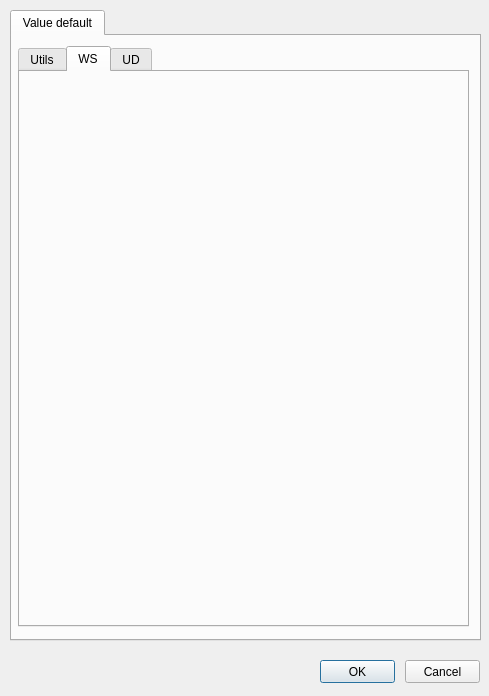
Old version of the form ui/config_edit.ui in the repository Giswater/giswater_qgis_plugin.
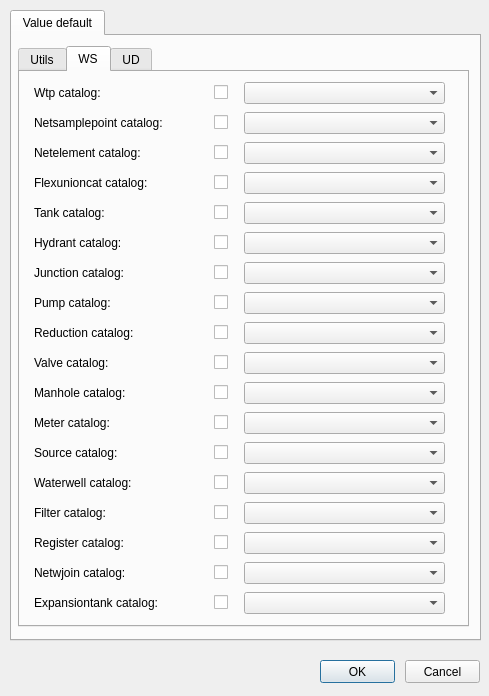
New version of the form. The open tabs and pages were chosen to show the change.

Commit message: enhance config_edit form adding a new tab 'ws' and code parametrize

Patch:
```diff
--- a/ui/config_edit.ui
+++ b/ui/config_edit.ui
@@ -1016,6 +1016,1074 @@
       <attribute name="title">
        <string>WS</string>
       </attribute>
+      <widget class="QComboBox" name="netelementcat_vdefault">
+       <property name="geometry">
+        <rect>
+         <x>224</x>
+         <y>70</y>
+         <width>201</width>
+         <height>22</height>
+        </rect>
+       </property>
+      </widget>
+      <widget class="QCheckBox" name="chk_netelementcat_vdefault">
+       <property name="geometry">
+        <rect>
+         <x>194</x>
+         <y>70</y>
+         <width>20</width>
+         <height>21</height>
+        </rect>
+       </property>
+       <property name="text">
+        <string/>
+       </property>
+      </widget>
+      <widget class="QLabel" name="label_netelementcat">
+       <property name="geometry">
+        <rect>
+         <x>14</x>
+         <y>70</y>
+         <width>141</width>
+         <height>22</height>
+        </rect>
+       </property>
+       <property name="font">
+        <font>
+         <pointsize>9</pointsize>
+        </font>
+       </property>
+       <property name="frameShape">
+        <enum>QFrame::NoFrame</enum>
+       </property>
+       <property name="frameShadow">
+        <enum>QFrame::Plain</enum>
+       </property>
+       <property name="text">
+        <string>Netelement catalog:</string>
+       </property>
+       <property name="textFormat">
+        <enum>Qt::AutoText</enum>
+       </property>
+       <property name="scaledContents">
+        <bool>false</bool>
+       </property>
+       <property name="alignment">
+        <set>Qt::AlignLeading|Qt::AlignLeft|Qt::AlignVCenter</set>
+       </property>
+       <property name="margin">
+        <number>3</number>
+       </property>
+      </widget>
+      <widget class="QLabel" name="label_tankcat">
+       <property name="geometry">
+        <rect>
+         <x>14</x>
+         <y>130</y>
+         <width>141</width>
+         <height>22</height>
+        </rect>
+       </property>
+       <property name="font">
+        <font>
+         <pointsize>9</pointsize>
+        </font>
+       </property>
+       <property name="frameShape">
+        <enum>QFrame::NoFrame</enum>
+       </property>
+       <property name="frameShadow">
+        <enum>QFrame::Plain</enum>
+       </property>
+       <property name="text">
+        <string>Tank catalog:</string>
+       </property>
+       <property name="textFormat">
+        <enum>Qt::AutoText</enum>
+       </property>
+       <property name="scaledContents">
+        <bool>false</bool>
+       </property>
+       <property name="alignment">
+        <set>Qt::AlignLeading|Qt::AlignLeft|Qt::AlignVCenter</set>
+       </property>
+       <property name="margin">
+        <number>3</number>
+       </property>
+      </widget>
+      <widget class="QCheckBox" name="chk_tankcat_vdefault">
+       <property name="geometry">
+        <rect>
+         <x>194</x>
+         <y>130</y>
+         <width>20</width>
+         <height>21</height>
+        </rect>
+       </property>
+       <property name="text">
+        <string/>
+       </property>
+      </widget>
+      <widget class="QComboBox" name="tankcat_vdefault">
+       <property name="geometry">
+        <rect>
+         <x>224</x>
+         <y>130</y>
+         <width>201</width>
+         <height>22</height>
+        </rect>
+       </property>
+      </widget>
+      <widget class="QLabel" name="label_hydrantcat">
+       <property name="geometry">
+        <rect>
+         <x>14</x>
+         <y>160</y>
+         <width>141</width>
+         <height>22</height>
+        </rect>
+       </property>
+       <property name="font">
+        <font>
+         <pointsize>9</pointsize>
+        </font>
+       </property>
+       <property name="frameShape">
+        <enum>QFrame::NoFrame</enum>
+       </property>
+       <property name="frameShadow">
+        <enum>QFrame::Plain</enum>
+       </property>
+       <property name="text">
+        <string>Hydrant catalog:</string>
+       </property>
+       <property name="textFormat">
+        <enum>Qt::AutoText</enum>
+       </property>
+       <property name="scaledContents">
+        <bool>false</bool>
+       </property>
+       <property name="alignment">
+        <set>Qt::AlignLeading|Qt::AlignLeft|Qt::AlignVCenter</set>
+       </property>
+       <property name="margin">
+        <number>3</number>
+       </property>
+      </widget>
+      <widget class="QCheckBox" name="chk_hydrantcat_vdefault">
+       <property name="geometry">
+        <rect>
+         <x>194</x>
+         <y>160</y>
+         <width>20</width>
+         <height>21</height>
+        </rect>
+       </property>
+       <property name="text">
+        <string/>
+       </property>
+      </widget>
+      <widget class="QComboBox" name="hydrantcat_vdefault">
+       <property name="geometry">
+        <rect>
+         <x>224</x>
+         <y>160</y>
+         <width>201</width>
+         <height>22</height>
+        </rect>
+       </property>
+      </widget>
+      <widget class="QLabel" name="label_junctioncat">
+       <property name="geometry">
+        <rect>
+         <x>14</x>
+         <y>190</y>
+         <width>141</width>
+         <height>22</height>
+        </rect>
+       </property>
+       <property name="font">
+        <font>
+         <pointsize>9</pointsize>
+        </font>
+       </property>
+       <property name="frameShape">
+        <enum>QFrame::NoFrame</enum>
+       </property>
+       <property name="frameShadow">
+        <enum>QFrame::Plain</enum>
+       </property>
+       <property name="text">
+        <string>Junction catalog:</string>
+       </property>
+       <property name="textFormat">
+        <enum>Qt::AutoText</enum>
+       </property>
+       <property name="scaledContents">
+        <bool>false</bool>
+       </property>
+       <property name="alignment">
+        <set>Qt::AlignLeading|Qt::AlignLeft|Qt::AlignVCenter</set>
+       </property>
+       <property name="margin">
+        <number>3</number>
+       </property>
+      </widget>
+      <widget class="QCheckBox" name="chk_junctioncat_vdefault">
+       <property name="geometry">
+        <rect>
+         <x>194</x>
+         <y>190</y>
+         <width>20</width>
+         <height>21</height>
+        </rect>
+       </property>
+       <property name="text">
+        <string/>
+       </property>
+      </widget>
+      <widget class="QComboBox" name="junctioncat_vdefault">
+       <property name="geometry">
+        <rect>
+         <x>224</x>
+         <y>190</y>
+         <width>201</width>
+         <height>22</height>
+        </rect>
+       </property>
+      </widget>
+      <widget class="QLabel" name="label_pumpcat">
+       <property name="geometry">
+        <rect>
+         <x>14</x>
+         <y>220</y>
+         <width>141</width>
+         <height>22</height>
+        </rect>
+       </property>
+       <property name="font">
+        <font>
+         <pointsize>9</pointsize>
+        </font>
+       </property>
+       <property name="frameShape">
+        <enum>QFrame::NoFrame</enum>
+       </property>
+       <property name="frameShadow">
+        <enum>QFrame::Plain</enum>
+       </property>
+       <property name="text">
+        <string>Pump catalog:</string>
+       </property>
+       <property name="textFormat">
+        <enum>Qt::AutoText</enum>
+       </property>
+       <property name="scaledContents">
+        <bool>false</bool>
+       </property>
+       <property name="alignment">
+        <set>Qt::AlignLeading|Qt::AlignLeft|Qt::AlignVCenter</set>
+       </property>
+       <property name="margin">
+        <number>3</number>
+       </property>
+      </widget>
+      <widget class="QCheckBox" name="chk_pumpcat_vdefault">
+       <property name="geometry">
+        <rect>
+         <x>194</x>
+         <y>220</y>
+         <width>20</width>
+         <height>21</height>
+        </rect>
+       </property>
+       <property name="text">
+        <string/>
+       </property>
+      </widget>
+      <widget class="QComboBox" name="pumpcat_vdefault">
+       <property name="geometry">
+        <rect>
+         <x>224</x>
+         <y>220</y>
+         <width>201</width>
+         <height>22</height>
+        </rect>
+       </property>
+      </widget>
+      <widget class="QLabel" name="label_reductioncat">
+       <property name="geometry">
+        <rect>
+         <x>14</x>
+         <y>250</y>
+         <width>141</width>
+         <height>22</height>
+        </rect>
+       </property>
+       <property name="font">
+        <font>
+         <pointsize>9</pointsize>
+        </font>
+       </property>
+       <property name="frameShape">
+        <enum>QFrame::NoFrame</enum>
+       </property>
+       <property name="frameShadow">
+        <enum>QFrame::Plain</enum>
+       </property>
+       <property name="text">
+        <string>Reduction catalog:</string>
+       </property>
+       <property name="textFormat">
+        <enum>Qt::AutoText</enum>
+       </property>
+       <property name="scaledContents">
+        <bool>false</bool>
+       </property>
+       <property name="alignment">
+        <set>Qt::AlignLeading|Qt::AlignLeft|Qt::AlignVCenter</set>
+       </property>
+       <property name="margin">
+        <number>3</number>
+       </property>
+      </widget>
+      <widget class="QCheckBox" name="chk_reductioncat_vdefault">
+       <property name="geometry">
+        <rect>
+         <x>194</x>
+         <y>250</y>
+         <width>20</width>
+         <height>21</height>
+        </rect>
+       </property>
+       <property name="text">
+        <string/>
+       </property>
+      </widget>
+      <widget class="QComboBox" name="reductioncat_vdefault">
+       <property name="geometry">
+        <rect>
+         <x>224</x>
+         <y>250</y>
+         <width>201</width>
+         <height>22</height>
+        </rect>
+       </property>
+      </widget>
+      <widget class="QLabel" name="label_valvecat">
+       <property name="geometry">
+        <rect>
+         <x>14</x>
+         <y>280</y>
+         <width>141</width>
+         <height>22</height>
+        </rect>
+       </property>
+       <property name="font">
+        <font>
+         <pointsize>9</pointsize>
+        </font>
+       </property>
+       <property name="frameShape">
+        <enum>QFrame::NoFrame</enum>
+       </property>
+       <property name="frameShadow">
+        <enum>QFrame::Plain</enum>
+       </property>
+       <property name="text">
+        <string>Valve catalog:</string>
+       </property>
+       <property name="textFormat">
+        <enum>Qt::AutoText</enum>
+       </property>
+       <property name="scaledContents">
+        <bool>false</bool>
+       </property>
+       <property name="alignment">
+        <set>Qt::AlignLeading|Qt::AlignLeft|Qt::AlignVCenter</set>
+       </property>
+       <property name="margin">
+        <number>3</number>
+       </property>
+      </widget>
+      <widget class="QCheckBox" name="chk_valvecat_vdefault">
+       <property name="geometry">
+        <rect>
+         <x>194</x>
+         <y>280</y>
+         <width>20</width>
+         <height>21</height>
+        </rect>
+       </property>
+       <property name="text">
+        <string/>
+       </property>
+      </widget>
+      <widget class="QComboBox" name="valvecat_vdefault">
+       <property name="geometry">
+        <rect>
+         <x>224</x>
+         <y>280</y>
+         <width>201</width>
+         <height>22</height>
+        </rect>
+       </property>
+      </widget>
+      <widget class="QLabel" name="label_manholecat">
+       <property name="geometry">
+        <rect>
+         <x>14</x>
+         <y>310</y>
+         <width>141</width>
+         <height>22</height>
+        </rect>
+       </property>
+       <property name="font">
+        <font>
+         <pointsize>9</pointsize>
+        </font>
+       </property>
+       <property name="frameShape">
+        <enum>QFrame::NoFrame</enum>
+       </property>
+       <property name="frameShadow">
+        <enum>QFrame::Plain</enum>
+       </property>
+       <property name="text">
+        <string>Manhole catalog:</string>
+       </property>
+       <property name="textFormat">
+        <enum>Qt::AutoText</enum>
+       </property>
+       <property name="scaledContents">
+        <bool>false</bool>
+       </property>
+       <property name="alignment">
+        <set>Qt::AlignLeading|Qt::AlignLeft|Qt::AlignVCenter</set>
+       </property>
+       <property name="margin">
+        <number>3</number>
+       </property>
+      </widget>
+      <widget class="QCheckBox" name="chk_manholecat_vdefault">
+       <property name="geometry">
+        <rect>
+         <x>194</x>
+         <y>310</y>
+         <width>20</width>
+         <height>21</height>
+        </rect>
+       </property>
+       <property name="text">
+        <string/>
+       </property>
+      </widget>
+      <widget class="QComboBox" name="manholecat_vdefault">
+       <property name="geometry">
+        <rect>
+         <x>224</x>
+         <y>310</y>
+         <width>201</width>
+         <height>22</height>
+        </rect>
+       </property>
+      </widget>
+      <widget class="QLabel" name="label_sourcecat">
+       <property name="geometry">
+        <rect>
+         <x>14</x>
+         <y>370</y>
+         <width>141</width>
+         <height>22</height>
+        </rect>
+       </property>
+       <property name="font">
+        <font>
+         <pointsize>9</pointsize>
+        </font>
+       </property>
+       <property name="frameShape">
+        <enum>QFrame::NoFrame</enum>
+       </property>
+       <property name="frameShadow">
+        <enum>QFrame::Plain</enum>
+       </property>
+       <property name="text">
+        <string>Source catalog:</string>
+       </property>
+       <property name="textFormat">
+        <enum>Qt::AutoText</enum>
+       </property>
+       <property name="scaledContents">
+        <bool>false</bool>
+       </property>
+       <property name="alignment">
+        <set>Qt::AlignLeading|Qt::AlignLeft|Qt::AlignVCenter</set>
+       </property>
+       <property name="margin">
+        <number>3</number>
+       </property>
+      </widget>
+      <widget class="QCheckBox" name="chk_sourcecat_vdefault">
+       <property name="geometry">
+        <rect>
+         <x>194</x>
+         <y>370</y>
+         <width>20</width>
+         <height>21</height>
+        </rect>
+       </property>
+       <property name="text">
+        <string/>
+       </property>
+      </widget>
+      <widget class="QComboBox" name="sourcecat_vdefault">
+       <property name="geometry">
+        <rect>
+         <x>224</x>
+         <y>370</y>
+         <width>201</width>
+         <height>22</height>
+        </rect>
+       </property>
+      </widget>
+      <widget class="QLabel" name="label_waterwellcat">
+       <property name="geometry">
+        <rect>
+         <x>14</x>
+         <y>400</y>
+         <width>141</width>
+         <height>22</height>
+        </rect>
+       </property>
+       <property name="font">
+        <font>
+         <pointsize>9</pointsize>
+        </font>
+       </property>
+       <property name="frameShape">
+        <enum>QFrame::NoFrame</enum>
+       </property>
+       <property name="frameShadow">
+        <enum>QFrame::Plain</enum>
+       </property>
+       <property name="text">
+        <string>Waterwell catalog:</string>
+       </property>
+       <property name="textFormat">
+        <enum>Qt::AutoText</enum>
+       </property>
+       <property name="scaledContents">
+        <bool>false</bool>
+       </property>
+       <property name="alignment">
+        <set>Qt::AlignLeading|Qt::AlignLeft|Qt::AlignVCenter</set>
+       </property>
+       <property name="margin">
+        <number>3</number>
+       </property>
+      </widget>
+      <widget class="QCheckBox" name="chk_waterwellcat_vdefault">
+       <property name="geometry">
+        <rect>
+         <x>194</x>
+         <y>400</y>
+         <width>20</width>
+         <height>21</height>
+        </rect>
+       </property>
+       <property name="text">
+        <string/>
+       </property>
+      </widget>
+      <widget class="QComboBox" name="waterwellcat_vdefault">
+       <property name="geometry">
+        <rect>
+         <x>224</x>
+         <y>400</y>
+         <width>201</width>
+         <height>22</height>
+        </rect>
+       </property>
+      </widget>
+      <widget class="QLabel" name="label_filtercat">
+       <property name="geometry">
+        <rect>
+         <x>14</x>
+         <y>430</y>
+         <width>141</width>
+         <height>22</height>
+        </rect>
+       </property>
+       <property name="font">
+        <font>
+         <pointsize>9</pointsize>
+        </font>
+       </property>
+       <property name="frameShape">
+        <enum>QFrame::NoFrame</enum>
+       </property>
+       <property name="frameShadow">
+        <enum>QFrame::Plain</enum>
+       </property>
+       <property name="text">
+        <string>Filter catalog:</string>
+       </property>
+       <property name="textFormat">
+        <enum>Qt::AutoText</enum>
+       </property>
+       <property name="scaledContents">
+        <bool>false</bool>
+       </property>
+       <property name="alignment">
+        <set>Qt::AlignLeading|Qt::AlignLeft|Qt::AlignVCenter</set>
+       </property>
+       <property name="margin">
+        <number>3</number>
+       </property>
+      </widget>
+      <widget class="QCheckBox" name="chk_filtercat_vdefault_2">
+       <property name="geometry">
+        <rect>
+         <x>194</x>
+         <y>430</y>
+         <width>20</width>
+         <height>21</height>
+        </rect>
+       </property>
+       <property name="text">
+        <string/>
+       </property>
+      </widget>
+      <widget class="QLabel" name="label_registercat">
+       <property name="geometry">
+        <rect>
+         <x>14</x>
+         <y>460</y>
+         <width>141</width>
+         <height>22</height>
+        </rect>
+       </property>
+       <property name="font">
+        <font>
+         <pointsize>9</pointsize>
+        </font>
+       </property>
+       <property name="frameShape">
+        <enum>QFrame::NoFrame</enum>
+       </property>
+       <property name="frameShadow">
+        <enum>QFrame::Plain</enum>
+       </property>
+       <property name="text">
+        <string>Register catalog:</string>
+       </property>
+       <property name="textFormat">
+        <enum>Qt::AutoText</enum>
+       </property>
+       <property name="scaledContents">
+        <bool>false</bool>
+       </property>
+       <property name="alignment">
+        <set>Qt::AlignLeading|Qt::AlignLeft|Qt::AlignVCenter</set>
+       </property>
+       <property name="margin">
+        <number>3</number>
+       </property>
+      </widget>
+      <widget class="QCheckBox" name="chk_registercat_vdefault">
+       <property name="geometry">
+        <rect>
+         <x>194</x>
+         <y>460</y>
+         <width>20</width>
+         <height>21</height>
+        </rect>
+       </property>
+       <property name="text">
+        <string/>
+       </property>
+      </widget>
+      <widget class="QComboBox" name="registercat_vdefault">
+       <property name="geometry">
+        <rect>
+         <x>224</x>
+         <y>460</y>
+         <width>201</width>
+         <height>22</height>
+        </rect>
+       </property>
+      </widget>
+      <widget class="QLabel" name="label_netwjoincat">
+       <property name="geometry">
+        <rect>
+         <x>14</x>
+         <y>490</y>
+         <width>141</width>
+         <height>22</height>
+        </rect>
+       </property>
+       <property name="font">
+        <font>
+         <pointsize>9</pointsize>
+        </font>
+       </property>
+       <property name="frameShape">
+        <enum>QFrame::NoFrame</enum>
+       </property>
+       <property name="frameShadow">
+        <enum>QFrame::Plain</enum>
+       </property>
+       <property name="text">
+        <string>Netwjoin catalog:</string>
+       </property>
+       <property name="textFormat">
+        <enum>Qt::AutoText</enum>
+       </property>
+       <property name="scaledContents">
+        <bool>false</bool>
+       </property>
+       <property name="alignment">
+        <set>Qt::AlignLeading|Qt::AlignLeft|Qt::AlignVCenter</set>
+       </property>
+       <property name="margin">
+        <number>3</number>
+       </property>
+      </widget>
+      <widget class="QCheckBox" name="chk_netwjoincat_vdefault">
+       <property name="geometry">
+        <rect>
+         <x>194</x>
+         <y>490</y>
+         <width>20</width>
+         <height>21</height>
+        </rect>
+       </property>
+       <property name="text">
+        <string/>
+       </property>
+      </widget>
+      <widget class="QComboBox" name="netwjoincat_vdefault">
+       <property name="geometry">
+        <rect>
+         <x>224</x>
+         <y>490</y>
+         <width>201</width>
+         <height>22</height>
+        </rect>
+       </property>
+      </widget>
+      <widget class="QLabel" name="label_expansiontankcat">
+       <property name="geometry">
+        <rect>
+         <x>14</x>
+         <y>520</y>
+         <width>141</width>
+         <height>22</height>
+        </rect>
+       </property>
+       <property name="font">
+        <font>
+         <pointsize>9</pointsize>
+        </font>
+       </property>
+       <property name="frameShape">
+        <enum>QFrame::NoFrame</enum>
+       </property>
+       <property name="frameShadow">
+        <enum>QFrame::Plain</enum>
+       </property>
+       <property name="text">
+        <string>Expansiontank catalog:</string>
+       </property>
+       <property name="textFormat">
+        <enum>Qt::AutoText</enum>
+       </property>
+       <property name="scaledContents">
+        <bool>false</bool>
+       </property>
+       <property name="alignment">
+        <set>Qt::AlignLeading|Qt::AlignLeft|Qt::AlignVCenter</set>
+       </property>
+       <property name="margin">
+        <number>3</number>
+       </property>
+      </widget>
+      <widget class="QCheckBox" name="chk_expansiontankcat_vdefault">
+       <property name="geometry">
+        <rect>
+         <x>194</x>
+         <y>520</y>
+         <width>20</width>
+         <height>21</height>
+        </rect>
+       </property>
+       <property name="text">
+        <string/>
+       </property>
+      </widget>
+      <widget class="QComboBox" name="expansiontankcat_vdefault">
+       <property name="geometry">
+        <rect>
+         <x>224</x>
+         <y>520</y>
+         <width>201</width>
+         <height>22</height>
+        </rect>
+       </property>
+      </widget>
+      <widget class="QCheckBox" name="chk_metercat_vdefault">
+       <property name="geometry">
+        <rect>
+         <x>194</x>
+         <y>340</y>
+         <width>20</width>
+         <height>21</height>
+        </rect>
+       </property>
+       <property name="text">
+        <string/>
+       </property>
+      </widget>
+      <widget class="QComboBox" name="metercat_vdefault">
+       <property name="geometry">
+        <rect>
+         <x>224</x>
+         <y>340</y>
+         <width>201</width>
+         <height>22</height>
+        </rect>
+       </property>
+      </widget>
+      <widget class="QLabel" name="label_metercat">
+       <property name="geometry">
+        <rect>
+         <x>14</x>
+         <y>340</y>
+         <width>141</width>
+         <height>22</height>
+        </rect>
+       </property>
+       <property name="font">
+        <font>
+         <pointsize>9</pointsize>
+        </font>
+       </property>
+       <property name="frameShape">
+        <enum>QFrame::NoFrame</enum>
+       </property>
+       <property name="frameShadow">
+        <enum>QFrame::Plain</enum>
+       </property>
+       <property name="text">
+        <string>Meter catalog:</string>
+       </property>
+       <property name="textFormat">
+        <enum>Qt::AutoText</enum>
+       </property>
+       <property name="scaledContents">
+        <bool>false</bool>
+       </property>
+       <property name="alignment">
+        <set>Qt::AlignLeading|Qt::AlignLeft|Qt::AlignVCenter</set>
+       </property>
+       <property name="margin">
+        <number>3</number>
+       </property>
+      </widget>
+      <widget class="QComboBox" name="filtercat_vdefault_2">
+       <property name="geometry">
+        <rect>
+         <x>224</x>
+         <y>430</y>
+         <width>201</width>
+         <height>22</height>
+        </rect>
+       </property>
+      </widget>
+      <widget class="QLabel" name="label_netsamplepointcat">
+       <property name="geometry">
+        <rect>
+         <x>14</x>
+         <y>40</y>
+         <width>141</width>
+         <height>22</height>
+        </rect>
+       </property>
+       <property name="font">
+        <font>
+         <pointsize>9</pointsize>
+        </font>
+       </property>
+       <property name="frameShape">
+        <enum>QFrame::NoFrame</enum>
+       </property>
+       <property name="frameShadow">
+        <enum>QFrame::Plain</enum>
+       </property>
+       <property name="text">
+        <string>Netsamplepoint catalog:</string>
+       </property>
+       <property name="textFormat">
+        <enum>Qt::AutoText</enum>
+       </property>
+       <property name="scaledContents">
+        <bool>false</bool>
+       </property>
+       <property name="alignment">
+        <set>Qt::AlignLeading|Qt::AlignLeft|Qt::AlignVCenter</set>
+       </property>
+       <property name="margin">
+        <number>3</number>
+       </property>
+      </widget>
+      <widget class="QCheckBox" name="chk_netsamplepointcat_vdefault">
+       <property name="geometry">
+        <rect>
+         <x>194</x>
+         <y>40</y>
+         <width>20</width>
+         <height>21</height>
+        </rect>
+       </property>
+       <property name="text">
+        <string/>
+       </property>
+       <property name="checkable">
+        <bool>true</bool>
+       </property>
+       <property name="checked">
+        <bool>false</bool>
+       </property>
+      </widget>
+      <widget class="QComboBox" name="netsamplepointcat_vdefault">
+       <property name="geometry">
+        <rect>
+         <x>224</x>
+         <y>40</y>
+         <width>201</width>
+         <height>22</height>
+        </rect>
+       </property>
+      </widget>
+      <widget class="QLabel" name="label_flexunioncat">
+       <property name="geometry">
+        <rect>
+         <x>14</x>
+         <y>100</y>
+         <width>141</width>
+         <height>22</height>
+        </rect>
+       </property>
+       <property name="font">
+        <font>
+         <pointsize>9</pointsize>
+        </font>
+       </property>
+       <property name="frameShape">
+        <enum>QFrame::NoFrame</enum>
+       </property>
+       <property name="frameShadow">
+        <enum>QFrame::Plain</enum>
+       </property>
+       <property name="text">
+        <string>Flexunioncat catalog:</string>
+       </property>
+       <property name="textFormat">
+        <enum>Qt::AutoText</enum>
+       </property>
+       <property name="scaledContents">
+        <bool>false</bool>
+       </property>
+       <property name="alignment">
+        <set>Qt::AlignLeading|Qt::AlignLeft|Qt::AlignVCenter</set>
+       </property>
+       <property name="margin">
+        <number>3</number>
+       </property>
+      </widget>
+      <widget class="QCheckBox" name="chk_flexunioncat_vdefault">
+       <property name="geometry">
+        <rect>
+         <x>194</x>
+         <y>100</y>
+         <width>20</width>
+         <height>21</height>
+        </rect>
+       </property>
+       <property name="text">
+        <string/>
+       </property>
+      </widget>
+      <widget class="QComboBox" name="flexunioncat_vdefault">
+       <property name="geometry">
+        <rect>
+         <x>224</x>
+         <y>100</y>
+         <width>201</width>
+         <height>22</height>
+        </rect>
+       </property>
+      </widget>
+      <widget class="QLabel" name="label_wtpcat">
+       <property name="geometry">
+        <rect>
+         <x>14</x>
+         <y>10</y>
+         <width>141</width>
+         <height>22</height>
+        </rect>
+       </property>
+       <property name="font">
+        <font>
+         <pointsize>9</pointsize>
+        </font>
+       </property>
+       <property name="frameShape">
+        <enum>QFrame::NoFrame</enum>
+       </property>
+       <property name="frameShadow">
+        <enum>QFrame::Plain</enum>
+       </property>
+       <property name="text">
+        <string>Wtp catalog:</string>
+       </property>
+       <property name="textFormat">
+        <enum>Qt::AutoText</enum>
+       </property>
+       <property name="scaledContents">
+        <bool>false</bool>
+       </property>
+       <property name="alignment">
+        <set>Qt::AlignLeading|Qt::AlignLeft|Qt::AlignVCenter</set>
+       </property>
+       <property name="margin">
+        <number>3</number>
+       </property>
+      </widget>
+      <widget class="QComboBox" name="wtpcat_vdefault">
+       <property name="geometry">
+        <rect>
+         <x>224</x>
+         <y>10</y>
+         <width>201</width>
+         <height>22</height>
+        </rect>
+       </property>
+      </widget>
+      <widget class="QCheckBox" name="chk_wtpcat_vdefault">
+       <property name="geometry">
+        <rect>
+         <x>194</x>
+         <y>10</y>
+         <width>20</width>
+         <height>21</height>
+        </rect>
+       </property>
+       <property name="text">
+        <string/>
+       </property>
+      </widget>
      </widget>
      <widget class="QWidget" name="tab_22">
       <attribute name="title">
```
Left out of the diff: 4 changed lines with no effect on the pictures. The commit also changes 1 other file.
